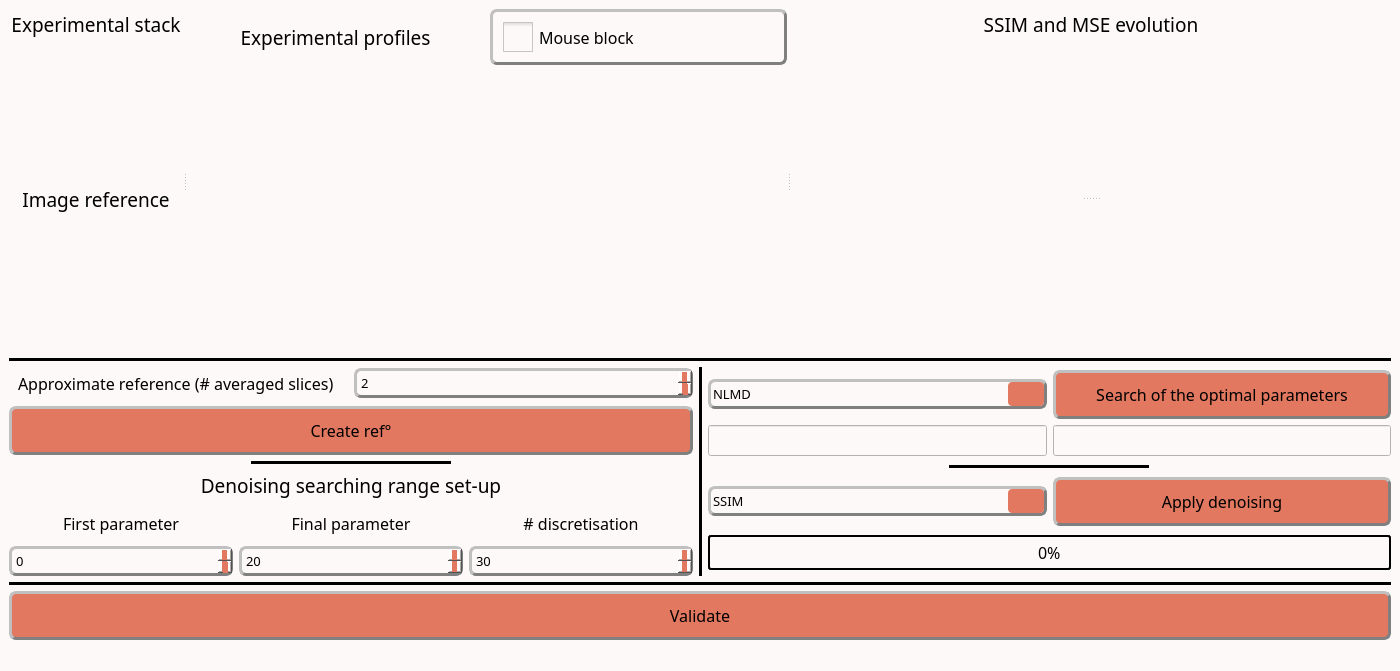
First picture: the form in inichord/Auto_Denoising.ui, repository Cyril-Langlois/iniCHORD, before the edit.
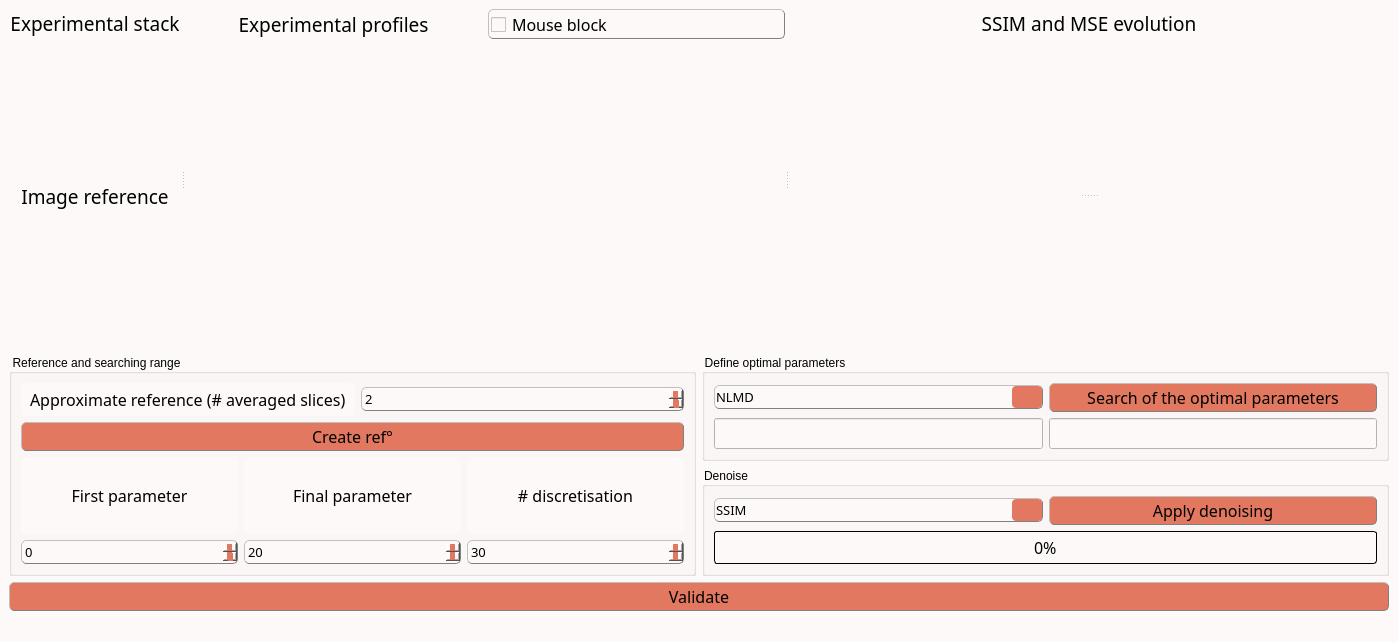
Second picture: the form after the edit. Icons and pictures are not drawn. Custom widgets are drawn as their Qt base class.

Diff of the .ui file:
```diff
--- a/inichord/Auto_Denoising.ui
+++ b/inichord/Auto_Denoising.ui
@@ -6,8 +6,8 @@
    <rect>
     <x>0</x>
     <y>0</y>
-    <width>1344</width>
-    <height>671</height>
+    <width>1342</width>
+    <height>612</height>
    </rect>
   </property>
   <property name="windowTitle">
@@ -37,8 +37,8 @@
 
 /* style des bordures 2 */
 QPushButton, QPushButton:hover, QCheckBox, QComboBox, QSpinBox  {
-	border-radius: 7px;
-	border-width: 3px;
+	border-radius: 5px;
+	border-width: 1px;
 	border-color: gray;
 }
 
@@ -49,15 +49,15 @@
 QComboBox, QTextEdit, QSpinBox {font: 10pt &quot;Noto Sans Cond&quot;}
 
 /* Padding 1 */
-QLabel, QComboBox, QComboBox::down-arrow, QSpinBox, QSpinBox::down-arrow, QSpinBox::up-arrow {padding : 2px;}
+QLabel, QComboBox, QComboBox::down-arrow, QSpinBox, QSpinBox::down-arrow, QSpinBox::up-arrow {padding : 1px;}
 
 /* Padding 2 */
-QPushButton, QPushButton:hover, QCheckBox {padding : 10px;}
+QPushButton, QPushButton:hover, QCheckBox {padding : 2px;}
 
 /* Gestion taille des QCheckBoxes */
 QCheckBox::indicator:unchecked, QCheckBox::indicator:unchecked:hover, QCheckBox::indicator:checked, QCheckBox::indicator:checked:hover  {
-	width :30px;
-	height : 30px;
+	width :15px;
+	height : 15px;
 }
 
 QLabel {
@@ -79,19 +79,19 @@
 
 QComboBox::drop-down:button{
 	border-radius: 4px;
-	border-width: 3px;
-	width: 36px;
+	border-width: 1px;
+	width: 30px;
 }
 
 QComboBox::down-arrow {
-	image : url(icons/Arrow_down.png);
-    width: 13px;
+	 image : url(icons/Arrow_down.png); 
+    width: 12px;
     height: 12px;
 }
 
 Line{
 	format: plain;
-	midLine-Width : 5px;
+	midLine-Width : 1px;
 }
 
 QFrame[height=&quot;3&quot;], QFrame[width=&quot;3&quot;] {background-color: #3A3939;}
@@ -100,7 +100,7 @@
 	background-color: rgb(255, 255, 255);
 	border-style: solid;
 	border-radius: 5px;
-	border-width: 2px;
+	border-width: 1px;
 	border-color: black;
 }
 
@@ -115,32 +115,32 @@
 
 QProgressBar {
 	text-align: center;
-	border: 2px solid black;
+	border: 1px solid black;
 	border-radius: 3px;
  }
 
  QProgressBar::chunk {
 	background-color: rgb(243, 98, 64);
-	width: 20px;
+	width: 15px;
 	margin : 0.5px;
  }
 
 QSpinBox::drop-down:button, QSpinBox::drop-up:button {
 	border-radius: 2px;
-	border-width: 3px;
-	width: 36px;
+	border-width: 1px;
+	width: 30px;
 }
 
 QSpinBox::down-arrow {
 	image : url(icons/Arrow_down.png);
-    width: 26px;
-    height: 24px;
+    width: 24px;
+    height: 22px;
 }
 
 QSpinBox::up-arrow {
 	image : url(icons/Arrow_up.png);
-    width: 26px;
-    height: 24px;
+    width: 24px;
+    height: 22px;
 }
 
 QSlider::groove:horizontal {
@@ -1056,52 +1056,17 @@
       </item>
       <item>
        <layout class="QVBoxLayout" name="verticalLayout_5">
-        <item>
-         <widget class="Line" name="line_7">
-          <property name="enabled">
-           <bool>true</bool>
-          </property>
-          <property name="sizePolicy">
-           <sizepolicy hsizetype="Minimum" vsizetype="Fixed">
-            <horstretch>0</horstretch>
-            <verstretch>0</verstretch>
-           </sizepolicy>
-          </property>
-          <property name="minimumSize">
-           <size>
-            <width>0</width>
-            <height>0</height>
-           </size>
-          </property>
-          <property name="font">
-           <font>
-            <pointsize>10</pointsize>
-            <weight>50</weight>
-            <bold>false</bold>
-           </font>
-          </property>
-          <property name="styleSheet">
-           <string notr="true"/>
-          </property>
-          <property name="frameShadow">
-           <enum>QFrame::Plain</enum>
-          </property>
-          <property name="lineWidth">
-           <number>5</number>
-          </property>
-          <property name="midLineWidth">
-           <number>5</number>
-          </property>
-          <property name="orientation">
-           <enum>Qt::Horizontal</enum>
-          </property>
-         </widget>
-        </item>
         <item>
          <layout class="QHBoxLayout" name="horizontalLayout_3">
           <item>
            <layout class="QVBoxLayout" name="verticalLayout_4">
             <item>
+             <widget class="QGroupBox" name="groupBox">
+              <property name="title">
+               <string>Reference and searching range</string>
+              </property>
+              <layout class="QVBoxLayout" name="verticalLayout_9">
+               <item>
              <layout class="QHBoxLayout" name="horizontalLayout_2">
               <item>
                <widget class="QLabel" name="label_12">
@@ -1175,7 +1140,7 @@
               </property>
               <property name="minimumSize">
                <size>
-                <width>116</width>
+                   <width>96</width>
                 <height>0</height>
                </size>
               </property>
@@ -1199,62 +1164,6 @@
               </property>
              </widget>
             </item>
-            <item alignment="Qt::AlignHCenter">
-             <widget class="Line" name="line">
-              <property name="sizePolicy">
-               <sizepolicy hsizetype="Fixed" vsizetype="Fixed">
-                <horstretch>0</horstretch>
-                <verstretch>0</verstretch>
-               </sizepolicy>
-              </property>
-              <property name="minimumSize">
-               <size>
-                <width>200</width>
-                <height>0</height>
-               </size>
-              </property>
-              <property name="frameShadow">
-               <enum>QFrame::Plain</enum>
-              </property>
-              <property name="lineWidth">
-               <number>5</number>
-              </property>
-              <property name="midLineWidth">
-               <number>5</number>
-              </property>
-              <property name="orientation">
-               <enum>Qt::Horizontal</enum>
-              </property>
-             </widget>
-            </item>
-            <item>
-             <widget class="QLabel" name="label">
-              <property name="sizePolicy">
-               <sizepolicy hsizetype="Expanding" vsizetype="Maximum">
-                <horstretch>0</horstretch>
-                <verstretch>0</verstretch>
-               </sizepolicy>
-              </property>
-              <property name="font">
-               <font>
-                <family>Noto Sans Cond</family>
-                <pointsize>14</pointsize>
-                <weight>50</weight>
-                <italic>false</italic>
-                <bold>false</bold>
-               </font>
-              </property>
-              <property name="styleSheet">
-               <string notr="true"/>
-              </property>
-              <property name="text">
-               <string>Denoising searching range set-up</string>
-              </property>
-              <property name="alignment">
-               <set>Qt::AlignCenter</set>
-              </property>
-             </widget>
-            </item>
             <item>
              <layout class="QGridLayout" name="gridLayout">
               <item row="0" column="0">
@@ -1455,30 +1364,18 @@
              </layout>
             </item>
            </layout>
-          </item>
-          <item>
-           <widget class="Line" name="line_4">
-            <property name="styleSheet">
-             <string notr="true"/>
-            </property>
-            <property name="frameShadow">
-             <enum>QFrame::Plain</enum>
-            </property>
-            <property name="lineWidth">
-             <number>5</number>
-            </property>
-            <property name="midLineWidth">
-             <number>5</number>
-            </property>
-            <property name="orientation">
-             <enum>Qt::Vertical</enum>
-            </property>
-           </widget>
+             </widget>
+            </item>
+           </layout>
           </item>
           <item>
            <layout class="QVBoxLayout" name="verticalLayout_7">
             <item>
-             <layout class="QVBoxLayout" name="verticalLayout_6">
+             <widget class="QGroupBox" name="groupBox_2">
+              <property name="title">
+               <string>Define optimal parameters</string>
+              </property>
+              <layout class="QVBoxLayout" name="verticalLayout_10">
               <item>
                <layout class="QHBoxLayout" name="horizontalLayout_6">
                 <item>
@@ -1593,35 +1490,14 @@
                </layout>
               </item>
              </layout>
-            </item>
-            <item alignment="Qt::AlignHCenter">
-             <widget class="Line" name="line_2">
-              <property name="sizePolicy">
-               <sizepolicy hsizetype="Fixed" vsizetype="Fixed">
-                <horstretch>0</horstretch>
-                <verstretch>0</verstretch>
-               </sizepolicy>
-              </property>
-              <property name="minimumSize">
-               <size>
-                <width>200</width>
-                <height>0</height>
-               </size>
-              </property>
-              <property name="frameShadow">
-               <enum>QFrame::Plain</enum>
-              </property>
-              <property name="lineWidth">
-               <number>5</number>
-              </property>
-              <property name="midLineWidth">
-               <number>5</number>
-              </property>
-              <property name="orientation">
-               <enum>Qt::Horizontal</enum>
-              </property>
              </widget>
             </item>
+            <item>
+             <widget class="QGroupBox" name="groupBox_3">
+              <property name="title">
+               <string>Denoise</string>
+              </property>
+              <layout class="QVBoxLayout" name="verticalLayout_6">
             <item>
              <layout class="QHBoxLayout" name="horizontalLayout_8">
               <item>
@@ -1715,49 +1591,11 @@
              </widget>
             </item>
            </layout>
-          </item>
-         </layout>
-        </item>
-        <item>
-         <widget class="Line" name="line_6">
-          <property name="enabled">
-           <bool>true</bool>
-          </property>
-          <property name="sizePolicy">
-           <sizepolicy hsizetype="Minimum" vsizetype="Fixed">
-            <horstretch>0</horstretch>
-            <verstretch>0</verstretch>
-           </sizepolicy>
-          </property>
-          <property name="minimumSize">
-           <size>
-            <width>0</width>
-            <height>0</height>
-           </size>
-          </property>
-          <property name="font">
-           <font>
-            <pointsize>10</pointsize>
-            <weight>50</weight>
-            <bold>false</bold>
-           </font>
-          </property>
-          <property name="styleSheet">
-           <string notr="true"/>
-          </property>
-          <property name="frameShadow">
-           <enum>QFrame::Plain</enum>
-          </property>
-          <property name="lineWidth">
-           <number>5</number>
-          </property>
-          <property name="midLineWidth">
-           <number>5</number>
-          </property>
-          <property name="orientation">
-           <enum>Qt::Horizontal</enum>
-          </property>
-         </widget>
+             </widget>
+            </item>
+           </layout>
+          </item>
+         </layout>
         </item>
         <item>
          <widget class="QPushButton" name="Validate_button">
```
Left out of the diff: 4 changed lines with no effect on the pictures. Lines whose indentation alone changed are shown as unchanged.
